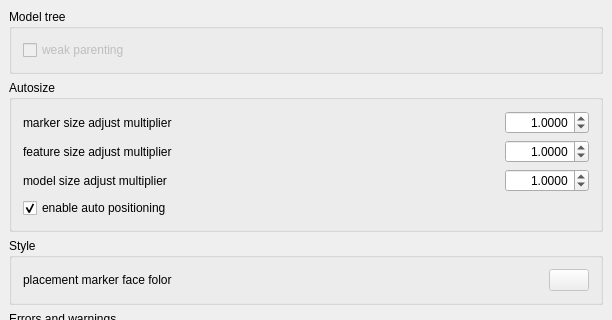
Above: ui/pref/lattice2-pref-general.ui from DeepSOIC/Lattice2 before the change; both pictures show x 0 to 612 and y 0 to 320 of the 612 by 588 pixel window. Below: the same form after it.
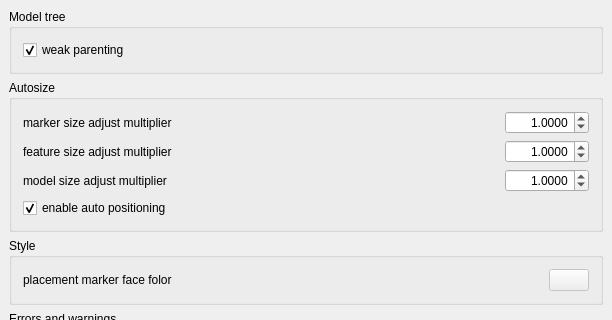
That is the form after the change. Custom widgets are drawn as their Qt base class.

What changed in the file:
```diff
--- a/ui/pref/lattice2-pref-general.ui
+++ b/ui/pref/lattice2-pref-general.ui
@@ -40,7 +40,7 @@
         <item>
          <widget class="Gui::PrefCheckBox" name="gui::PrefCheckBox">
           <property name="enabled">
-           <bool>false</bool>
+           <bool>true</bool>
           </property>
           <property name="toolTip">
            <string>If selected, population features do not consume arrays in tree view. Note that it's just an appearance pref, no objects are ever truly consumed anyway.</string>
@@ -49,7 +49,7 @@
            <string>weak parenting</string>
           </property>
           <property name="checked">
-           <bool>false</bool>
+           <bool>true</bool>
           </property>
           <property name="prefEntry" stdset="0">
            <cstring>WeakParenting</cstring>
```
